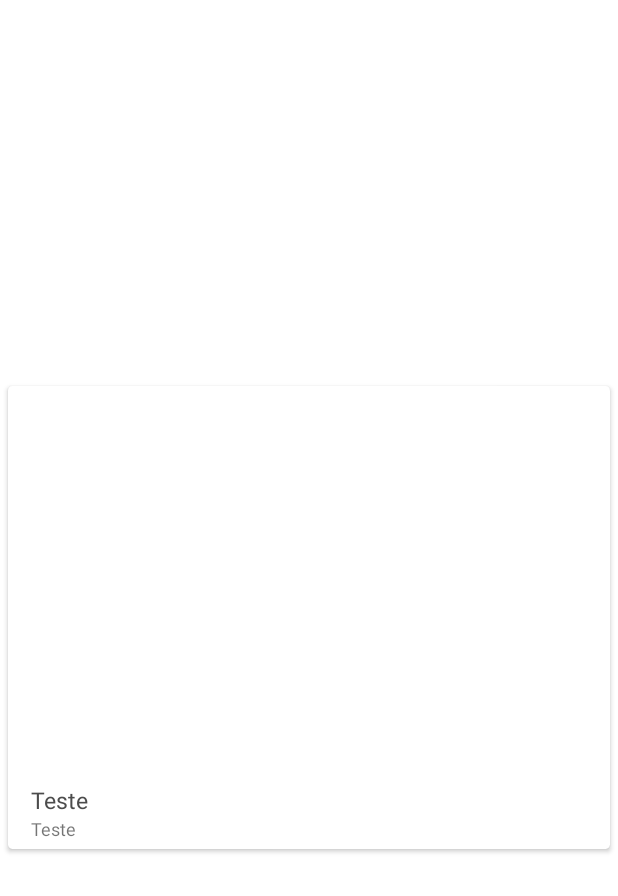
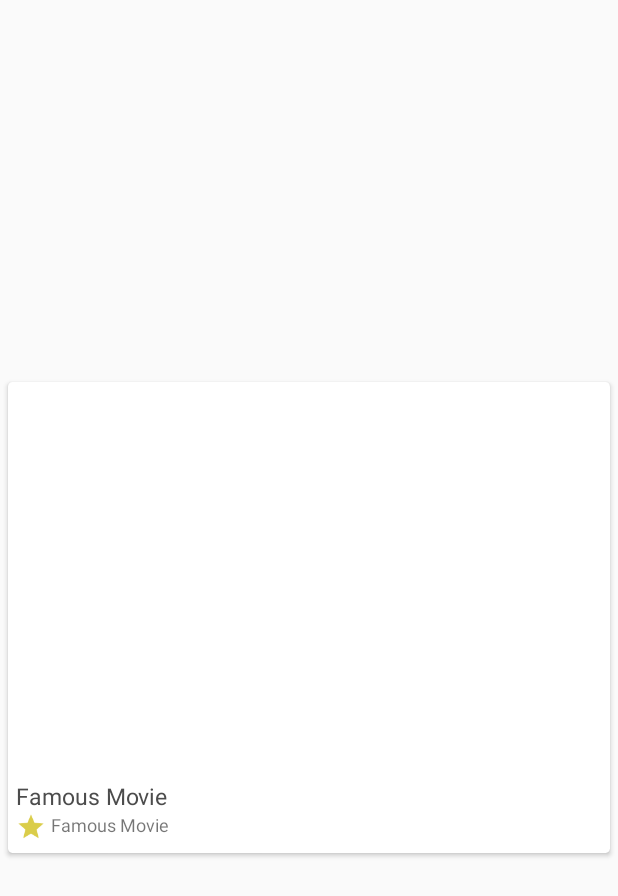
Before and after one commit to matheusfreire/movies, an Android app: the layout movie_list_content.xml on its own in the app's theme, with its tools: preview values and no code run, on a phone screen of 412 x 824 dp. Shown: the top 896 px of the screen. Run offline under Robolectric (Android 15) with nearby library versions, the phone set to English and light mode, and no system bars.

Commit message:
Put icon in rating text Enhancement in listview

```diff
--- a/app/src/main/java/com/msf/moveis/MoviesAdapter.java
+++ b/app/src/main/java/com/msf/moveis/MoviesAdapter.java
@@ -2,6 +2,7 @@ package com.msf.moveis;
 
 import android.support.annotation.NonNull;
 import android.support.v7.widget.RecyclerView;
+import android.util.Log;
 import android.view.LayoutInflater;
 import android.view.View;
 import android.view.ViewGroup;
@@ -42,13 +43,16 @@ public class MoviesAdapter extends RecyclerView.Adapter<MoviesAdapter.MovieViewH
 
     @Override
     public void onBindViewHolder(@NonNull MovieViewHolder holder, int position) {
+        try{
             Movie movie = listMovies.get(position);
             holder.title.setText(movie.getTitle());
             holder.rating.setText(String.valueOf(movie.getVoteAverage()));
             Picasso.get()
                     .load(NetworkEndPoints.IMAGE_API.getUrl() + getItem(position).getPoster())
                     .into(holder.thumbnail);
-//        Glide.with(mContext).load(album.getThumbnail()).into(holder.thumbnail);
+        } catch (IndexOutOfBoundsException e){
+            Log.d("Adapter", "Exception");
+        }
     }
 
     private Movie getItem(int position){
--- a/app/src/main/java/com/msf/moveis/util/MoviesApi.java
+++ b/app/src/main/java/com/msf/moveis/util/MoviesApi.java
@@ -7,6 +7,7 @@ import java.util.List;
 
 import retrofit2.Call;
 import retrofit2.http.GET;
+import retrofit2.http.Headers;
 import retrofit2.http.Path;
 import retrofit2.http.Query;
 
@@ -16,6 +17,7 @@ public interface MoviesApi {
     Call<Movie> callDetail(@Path("id") int code, @Query("api_key") String apiKey);
 
     @GET("movie/popular")
+    @Headers({"Accept: application/json"})
     Call<MovieList> callListPopular(@Query("api_key") String apiKey);
 
     @GET("movie/top_rated")
--- a/app/src/main/res/layout/activity_movie_list.xml
+++ b/app/src/main/res/layout/activity_movie_list.xml
@@ -26,7 +26,7 @@
         android:layout_width="match_parent"
         android:layout_height="match_parent"
         app:layout_behavior="@string/appbar_scrolling_view_behavior"
-        android:background="@color/white">
+        android:background="@color/softGray">
         <include layout="@layout/movie_list" />
 
         <TextView
@@ -36,6 +36,7 @@
             android:padding="16dp"
             android:text="@string/error_message"
             android:textSize="20sp"
+            android:layout_gravity="center"
             android:visibility="invisible" />
 
         <ProgressBar
--- a/app/src/main/res/layout/movie_list_content.xml
+++ b/app/src/main/res/layout/movie_list_content.xml
@@ -2,8 +2,7 @@
 <LinearLayout xmlns:android="http://schemas.android.com/apk/res/android"
     xmlns:card_view="http://schemas.android.com/apk/res-auto"
     android:layout_width="match_parent"
-    android:layout_height="match_parent"
-    android:background="@color/white">
+    android:layout_height="match_parent">
 
     <android.support.v7.widget.CardView
         android:id="@+id/card_view"
@@ -12,7 +11,8 @@
         android:layout_gravity="center"
         android:layout_margin="5dp"
         android:elevation="3dp"
-        card_view:cardCornerRadius="3dp">
+        card_view:cardCornerRadius="3dp"
+        android:background="@color/white">
 
         <RelativeLayout
             android:layout_width="match_parent"
@@ -23,9 +23,7 @@
                 android:layout_width="match_parent"
                 android:layout_height="250dp"
                 android:background="?attr/selectableItemBackgroundBorderless"
-                android:clickable="true"
                 android:contentDescription="@string/thumbnail"
-                android:focusable="true"
                 android:scaleType="fitXY" />
 
             <TextView
@@ -33,23 +31,41 @@
                 android:layout_width="match_parent"
                 android:layout_height="wrap_content"
                 android:layout_below="@id/thumbnail"
-                android:paddingLeft="15dp"
-                android:paddingRight="15dp"
                 android:paddingTop="15dp"
                 android:textSize="15sp"
+                android:gravity="start"
                 android:textColor="@color/gray"
-                android:text="Teste"/>
+                android:ellipsize="end"
+                android:maxLines="1"
+                android:paddingLeft="5dp"
+                android:text="@string/app_name"/>
 
-            <TextView
-                android:id="@+id/rating"
+            <LinearLayout
                 android:layout_width="match_parent"
                 android:layout_height="wrap_content"
+                android:orientation="horizontal"
                 android:layout_below="@id/title"
                 android:paddingBottom="5dp"
-                android:paddingLeft="15dp"
                 android:paddingRight="15dp"
-                android:textSize="12sp"
-                android:text="Teste"/>
+                android:paddingLeft="5dp">
+                <ImageView android:id="@+id/img_rating"
+                    android:layout_width="20dp"
+                    android:layout_height="20dp"
+                    android:clickable="true"
+                    android:contentDescription="@string/rating"
+                    android:focusable="true"
+                    android:src="@drawable/ic_star"
+                    android:scaleType="fitXY"/>
+                <TextView
+                    android:id="@+id/rating"
+                    android:layout_width="match_parent"
+                    android:layout_height="wrap_content"
+                    android:paddingBottom="5dp"
+                    android:textSize="12sp"
+                    android:paddingLeft="3dp"
+                    android:text="@string/app_name"/>
+
+            </LinearLayout>
 
         </RelativeLayout>
     </android.support.v7.widget.CardView>
--- a/app/src/main/res/values/colors.xml
+++ b/app/src/main/res/values/colors.xml
@@ -5,4 +5,5 @@
     <color name="colorAccent">#FF4081</color>
     <color name="white">#FFFFFF</color>
     <color name="gray">#4c4c4c</color>
+    <color name="softGray">#e9ebed</color>
 </resources>
--- a/app/src/main/res/values/strings.xml
+++ b/app/src/main/res/values/strings.xml
@@ -4,4 +4,5 @@
     <string name="title_movie_detail">Movie Detail</string>
     <string name="error_message">An error has occurred</string>
     <string name="thumbnail">Thumbnail</string>
+    <string name="rating">rating</string>
 </resources>
```
Also changed, not shown: app/src/main/res/layout/movie_list.xml (+14 -7 lines), app/src/main/res/drawable-hdpi/ic_star.png (added), app/src/main/res/drawable-mdpi/ic_star.png (added), app/src/main/res/drawable-xhdpi/ic_star.png (added), app/src/main/res/drawable-xxhdpi/ic_star.png (added). Lines whose indentation alone changed are shown as unchanged.
